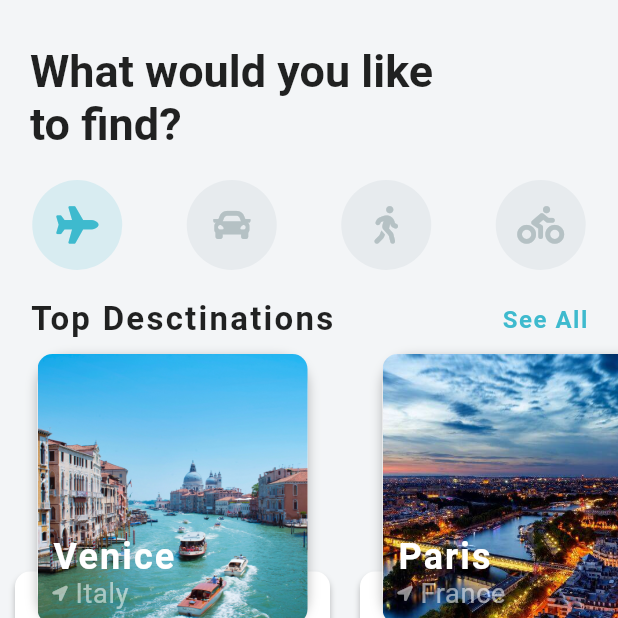
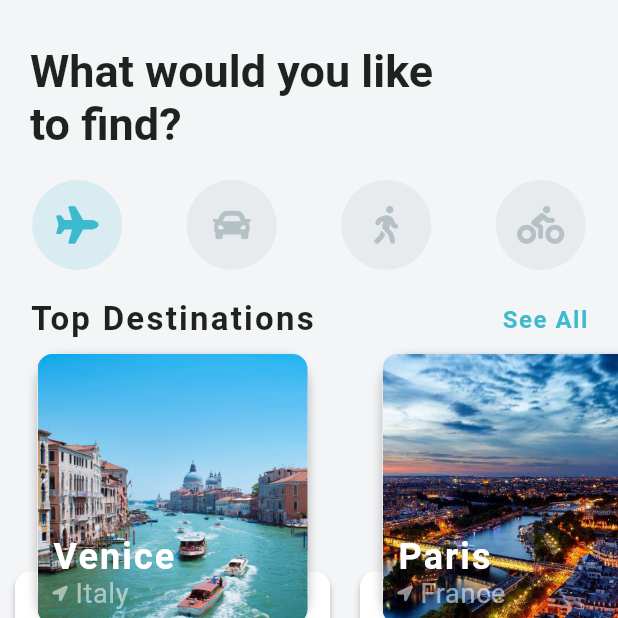
Before and after one commit to Martyniuk/flutter_widgets_lib, a Flutter app: the screen it shows after launch, on a phone screen of 412 x 824 dp, the top half of it. Run offline on Flutter 3.47's test engine with Material 2 defaults, Android fonts, the phone set to English and light mode, and no system bars; our stand-ins replace carousel_slider, font_awesome_flutter; missing offline and left inert: clippy_flutter; network calls fail.

Commit message:
fix: minor updates to travel app

```diff
--- a/lib/practice/medium/travel_ui/models/hotel_model.dart
+++ b/lib/practice/medium/travel_ui/models/hotel_model.dart
@@ -29,6 +29,6 @@ final List<Hotel> hotels = [
     imageUrl: 'assets/images/middle_travel_ui/hotel2.jpg',
     name: 'Hotel 2',
     address: '404 Great St',
-    price: 'dohuя',
+    price: 360,
   ),
 ];
--- a/lib/practice/medium/travel_ui/screens/destination_screen.dart
+++ b/lib/practice/medium/travel_ui/screens/destination_screen.dart
@@ -227,7 +227,8 @@ class _DestinationScreenState extends State<DestinationScreen> {
                                           Text(
                                             'per pax',
                                             style: TextStyle(
-                                                color: Colors.black54),
+                                              color: Colors.black54,
+                                            ),
                                           ),
                                         ],
                                       ),
--- a/lib/practice/medium/travel_ui/screens/home_screen.dart
+++ b/lib/practice/medium/travel_ui/screens/home_screen.dart
@@ -121,7 +121,8 @@ class _HomeScreenState extends State<HomeScreen> {
                 backgroundImage: NetworkImage(profileImage),
               ),
             ),
-              title: SizedBox.shrink()),
+            title: SizedBox.shrink(),
+          ),
         ],
       ),
     );
--- a/lib/practice/medium/travel_ui/widgets/destinations_carousel.dart
+++ b/lib/practice/medium/travel_ui/widgets/destinations_carousel.dart
@@ -19,7 +19,7 @@ class DestinationCarousel extends StatelessWidget {
             mainAxisAlignment: MainAxisAlignment.spaceBetween,
             children: <Widget>[
               Text(
-                'Top Desctinations',
+                'Top Destinations',
                 style: TextStyle(
                   fontSize: 22.0,
                   fontWeight: FontWeight.bold,
```
Lines whose indentation alone changed are shown as unchanged.
